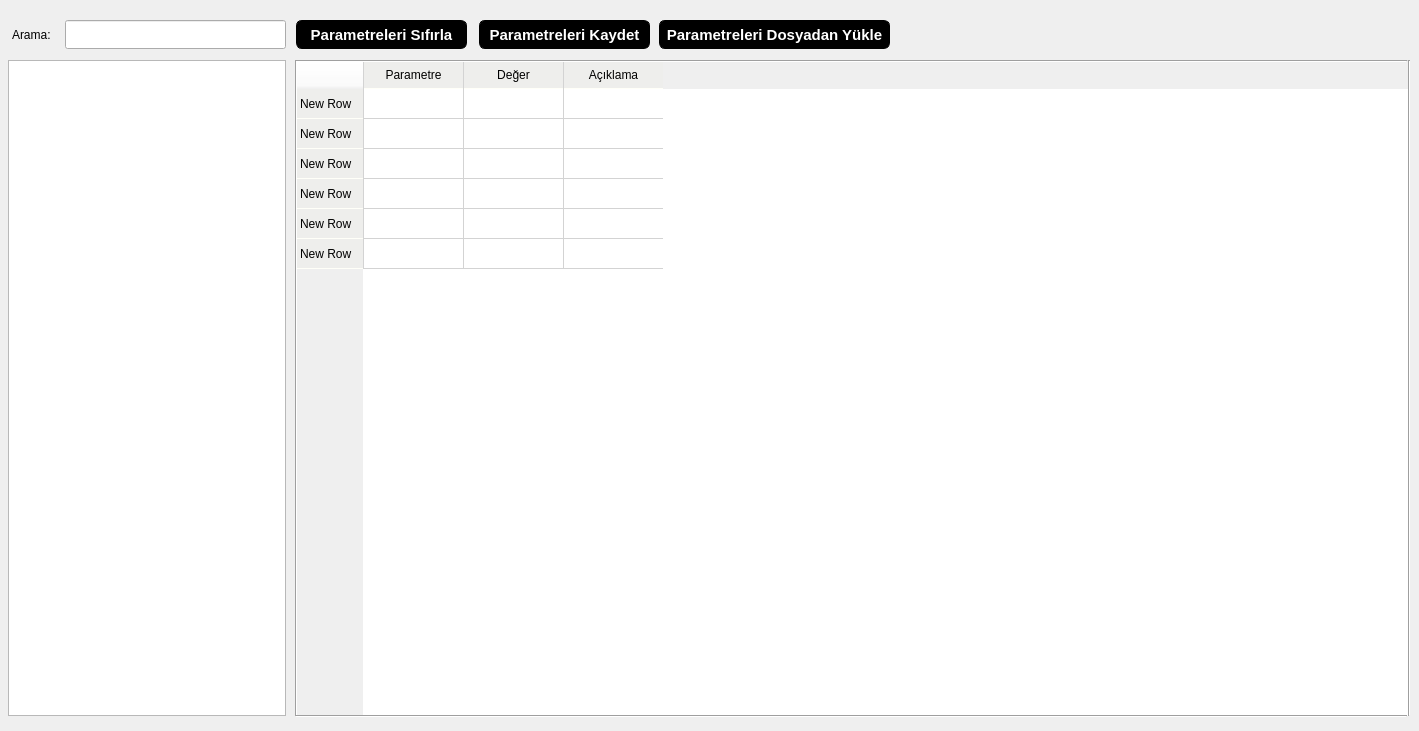
This is parameters_design.ui in hurturkiha/otopilot-arayuzu as Qt 5 draws it before an edit. The edited form follows.
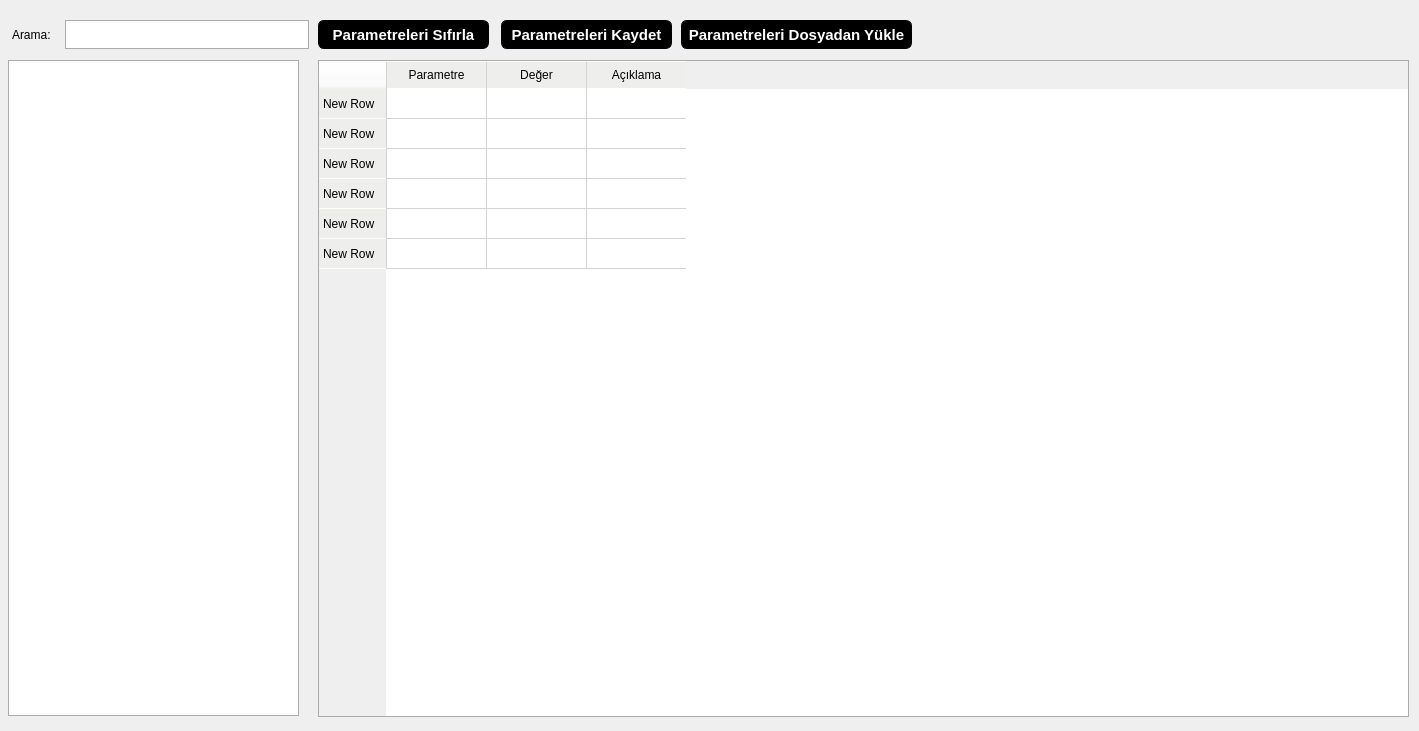
This is the edited form.

What changed in the file:
```diff
--- a/parameters_design.ui
+++ b/parameters_design.ui
@@ -95,7 +95,7 @@
     <rect>
      <x>65</x>
      <y>20</y>
-     <width>221</width>
+     <width>244</width>
      <height>29</height>
     </rect>
    </property>
@@ -163,16 +163,31 @@
      </disabled>
     </palette>
    </property>
+   <property name="styleSheet">
+    <string notr="true">border: 1px solid #ababab;</string>
+   </property>
+   <property name="frame">
+    <bool>false</bool>
+   </property>
   </widget>
   <widget class="QListWidget" name="lw_parameterFamily">
    <property name="geometry">
     <rect>
      <x>8</x>
      <y>60</y>
-     <width>278</width>
+     <width>291</width>
      <height>656</height>
     </rect>
    </property>
+   <property name="styleSheet">
+    <string notr="true">border: 1px solid #ababab;</string>
+   </property>
+   <property name="frameShape">
+    <enum>QFrame::NoFrame</enum>
+   </property>
+   <property name="frameShadow">
+    <enum>QFrame::Plain</enum>
+   </property>
    <property name="verticalScrollBarPolicy">
     <enum>Qt::ScrollBarAlwaysOff</enum>
    </property>
@@ -183,9 +198,9 @@
   <widget class="QTableWidget" name="tw_parameters">
    <property name="geometry">
     <rect>
-     <x>295</x>
+     <x>318</x>
      <y>60</y>
-     <width>1114</width>
+     <width>1091</width>
      <height>656</height>
     </rect>
    </property>
@@ -321,7 +336,7 @@
   <widget class="QPushButton" name="bt_resetParameters">
    <property name="geometry">
     <rect>
-     <x>296</x>
+     <x>318</x>
      <y>20</y>
      <width>171</width>
      <height>29</height>
@@ -360,7 +375,7 @@
   <widget class="QPushButton" name="bt_saveParameters">
    <property name="geometry">
     <rect>
-     <x>479</x>
+     <x>501</x>
      <y>20</y>
      <width>171</width>
      <height>29</height>
@@ -399,7 +414,7 @@
   <widget class="QPushButton" name="bt_loadParameters">
    <property name="geometry">
     <rect>
-     <x>659</x>
+     <x>681</x>
      <y>20</y>
      <width>231</width>
      <height>29</height>
@@ -438,14 +453,14 @@
   <widget class="Line" name="line">
    <property name="geometry">
     <rect>
-     <x>286</x>
+     <x>318</x>
      <y>60</y>
-     <width>20</width>
+     <width>1</width>
      <height>656</height>
     </rect>
    </property>
    <property name="styleSheet">
-    <string notr="true"/>
+    <string notr="true">border: 1px solid #ababab;</string>
    </property>
    <property name="orientation">
     <enum>Qt::Vertical</enum>
@@ -454,12 +469,15 @@
   <widget class="Line" name="line_3">
    <property name="geometry">
     <rect>
-     <x>296</x>
-     <y>51</y>
-     <width>1111</width>
-     <height>21</height>
+     <x>318</x>
+     <y>60</y>
+     <width>1091</width>
+     <height>1</height>
     </rect>
    </property>
+   <property name="styleSheet">
+    <string notr="true">border: 1px solid #ababab;</string>
+   </property>
    <property name="orientation">
     <enum>Qt::Horizontal</enum>
    </property>
@@ -467,14 +485,14 @@
   <widget class="Line" name="line_2">
    <property name="geometry">
     <rect>
-     <x>1399</x>
+     <x>1408</x>
      <y>60</y>
-     <width>20</width>
+     <width>1</width>
      <height>656</height>
     </rect>
    </property>
    <property name="styleSheet">
-    <string notr="true"/>
+    <string notr="true">border: 1px solid #ababab;</string>
    </property>
    <property name="orientation">
     <enum>Qt::Vertical</enum>
@@ -483,12 +501,15 @@
   <widget class="Line" name="line_4">
    <property name="geometry">
     <rect>
-     <x>296</x>
-     <y>706</y>
-     <width>1111</width>
-     <height>21</height>
+     <x>318</x>
+     <y>716</y>
+     <width>1091</width>
+     <height>1</height>
     </rect>
    </property>
+   <property name="styleSheet">
+    <string notr="true">border: 1px solid #ababab;</string>
+   </property>
    <property name="orientation">
     <enum>Qt::Horizontal</enum>
    </property>
```
Left out of the diff: 11 changed lines with no effect on the pictures.
